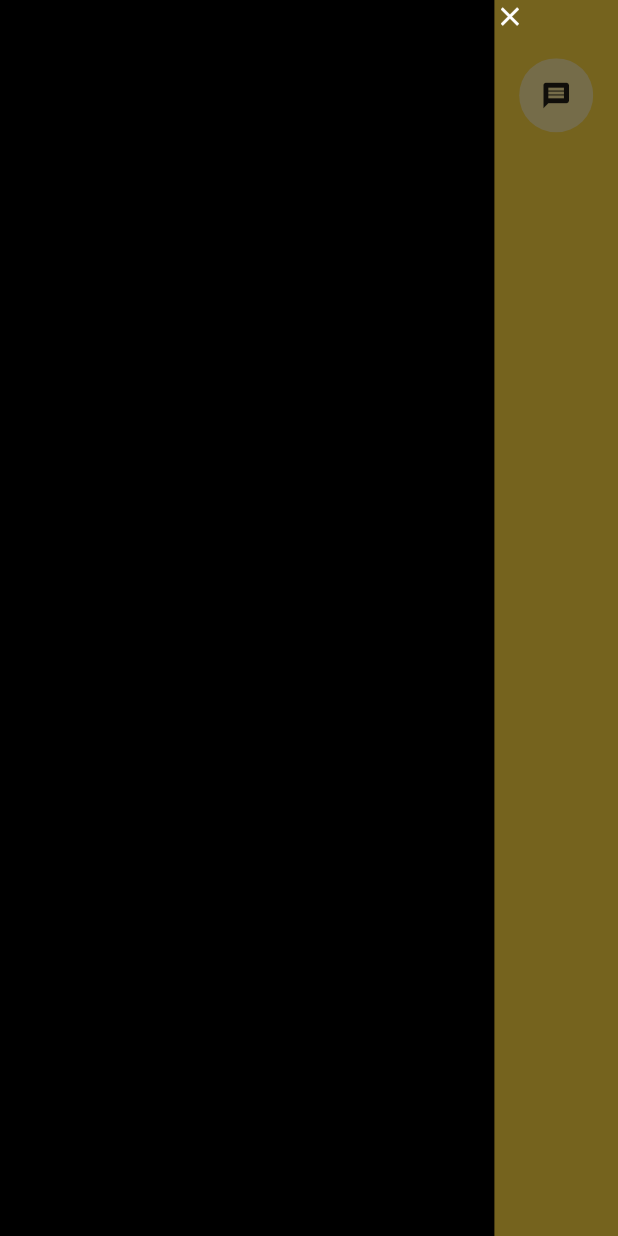
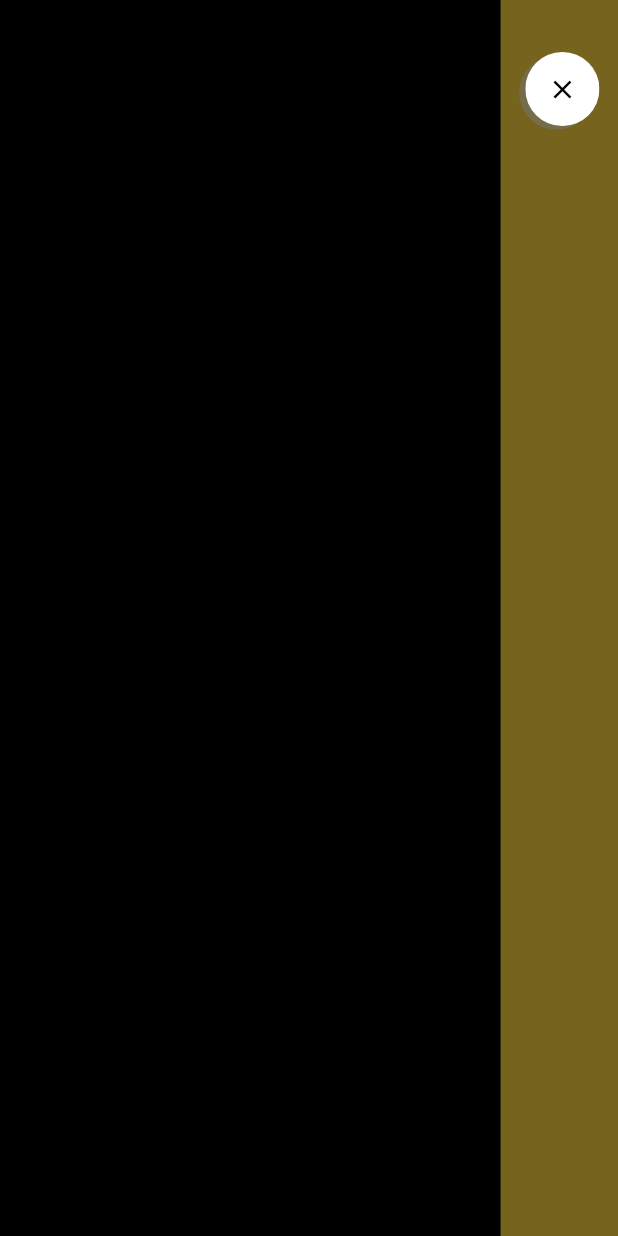
Before and after one commit to NaagAlgates/combank_ui_challenge, a Flutter app: the screen it shows after launch, with the side drawer open, on a phone screen of 412 x 824 dp. Run offline on Flutter 3.47's test engine with Material 2 defaults, Android fonts, the phone set to English and light mode, and no system bars.

Commit message:
Resolved UI issues

```diff
--- a/lib/main.dart
+++ b/lib/main.dart
@@ -27,18 +27,31 @@ class HomePage extends StatefulWidget {
   _HomePageState createState() => _HomePageState();
 }
 
-class _HomePageState extends State<HomePage> {
+class _HomePageState extends State<HomePage> with TickerProviderStateMixin {
   final GlobalKey<ScaffoldState> _scaffoldKey = new GlobalKey<ScaffoldState>();
 
   @override
+  void initState() {
+    super.initState();
+    print("open");
+  }
+
+  @override
+  void dispose() {
+    print("close");
+    super.dispose();
+  }
+
+  @override
   Widget build(BuildContext context) {
+    var _height = MediaQuery.of(context).size.height;
     return SafeArea(
       minimum: const EdgeInsets.all(0.0),
       bottom: false,
       top: false,
       child: Scaffold(
         key: _scaffoldKey,
-        drawer: customDrawerMenu(context),
+        drawer: CustomDrawer(),
         /*appBar: PreferredSize(
             preferredSize: Size.fromHeight(MediaQuery.of(context).size.height*0.1),
             child: AppBar(
@@ -54,19 +67,19 @@ class _HomePageState extends State<HomePage> {
             width: MediaQuery.of(context).size.width,
             height: MediaQuery.of(context).size.height,
             child: Padding(
-              padding: const EdgeInsets.only(top: 10.0),
+              padding: EdgeInsets.only(top:_height*0.035),
               child: Row(
                 crossAxisAlignment: CrossAxisAlignment.start,
                 mainAxisSize: MainAxisSize.max,
                 mainAxisAlignment: MainAxisAlignment.spaceBetween,
                 children: [
                   InkWell(
-                    child: customMenuView(context, Icons.dehaze),
+                    child: CustomMenu(icon: Icons.dehaze,paddingLeft: true,paddingRight: false,paddingTop: false,),
                     onTap: () {
                       _scaffoldKey.currentState.openDrawer();
                     },
                   ),
-                  customMenuView(context, Icons.message)
+                  CustomMenu(icon: Icons.message,paddingLeft: false,paddingRight: true,paddingTop: false,)
                 ],
               ),
             ),
--- a/lib/view/custom_drawer_menu.dart
+++ b/lib/view/custom_drawer_menu.dart
@@ -1,23 +1,35 @@
 
 
-import 'package:combank_ui_challenge/helpers/themes.dart';
 import 'package:flutter/material.dart';
-import 'package:flutter/services.dart';
 
-Widget customDrawerMenu(BuildContext context) {
+import 'custom_menu_view.dart';
 
+
+class CustomDrawer extends StatefulWidget {
+  CustomDrawer({Key key}) : super(key: key);
+
+  @override
+  _CustomDrawerState createState() => _CustomDrawerState();
+}
+
+class _CustomDrawerState extends State<CustomDrawer> with TickerProviderStateMixin{
+  @override
+  Widget build(BuildContext context) {
     var _height = MediaQuery.of(context).size.height;
     var _width = MediaQuery.of(context).size.width;
+
     return Row(
       crossAxisAlignment: CrossAxisAlignment.start,
-    mainAxisSize: MainAxisSize.max,
-    mainAxisAlignment: MainAxisAlignment.start,
+      mainAxisSize: MainAxisSize.min,
+      mainAxisAlignment: MainAxisAlignment.spaceAround,
       children: <Widget>[
         Container(
-        width: _width*0.8,
+          width: _width*0.81,
           color: Colors.black,
         ),
-      Icon(Icons.close,size:_height*0.025,color: Colors.white,),
+        CustomMenu(icon: Icons.close,backgroundColor: Colors.white,iconColor: Colors.black,paddingLeft: true,paddingRight: false,paddingTop: true,),
       ],
     );
   }
+
+}
--- a/lib/view/custom_menu_view.dart
+++ b/lib/view/custom_menu_view.dart
@@ -1,21 +1,53 @@
-
 import 'package:combank_ui_challenge/helpers/themes.dart';
 import 'package:flutter/material.dart';
 
-Widget customMenuView(BuildContext context,var icon) {
+class CustomMenu extends StatefulWidget {
+  var icon;
+  var iconColor;
+  var backgroundColor;
+  var paddingRight = false, paddingLeft = false, paddingTop;
+
+  CustomMenu(
+      {Key key,
+      @required this.icon,
+      this.iconColor,
+      this.backgroundColor,
+      @required this.paddingTop,
+      @required this.paddingLeft,
+      @required this.paddingRight})
+      : assert(icon != null && paddingLeft != null && paddingRight != null && paddingTop!=null);
+
+  @override
+  _CustomMenuState createState() => _CustomMenuState();
+}
+
+class _CustomMenuState extends State<CustomMenu> {
+  @override
+  Widget build(BuildContext context) {
     var _height = MediaQuery.of(context).size.height;
     return Padding(
-    padding: EdgeInsets.only(top:_height*0.035,right: _height*0.02,left: _height*0.02,bottom: _height*0.02),
+      padding: EdgeInsets.only(
+          top:widget.paddingTop?_height*0.042:_height * 0.01,
+          right: widget.paddingRight ? _height * 0.02 : 0.0,
+          left: widget.paddingLeft ? _height * 0.02 : 0.0),
       child: ClipRRect(
         borderRadius: BorderRadius.circular(_height),
         child: Container(
-        width: _height*.06,
-        height: _height*.06,
-        color: comBankThemeData.accentColor,
+          width: _height * .06,
+          height: _height * .06,
+          color: widget.backgroundColor == null
+              ? comBankThemeData.accentColor
+              : widget.backgroundColor,
           child: Center(
-          child: Icon(icon,size:_height*0.025,color: Colors.black87,),
+            child: Icon(
+              widget.icon,
+              size: _height * 0.025,
+              color:
+                  widget.iconColor == null ? Colors.black87 : widget.iconColor,
+            ),
           ),
         ),
       ),
     );
   }
+}
```
Lines whose indentation alone changed are shown as unchanged.
